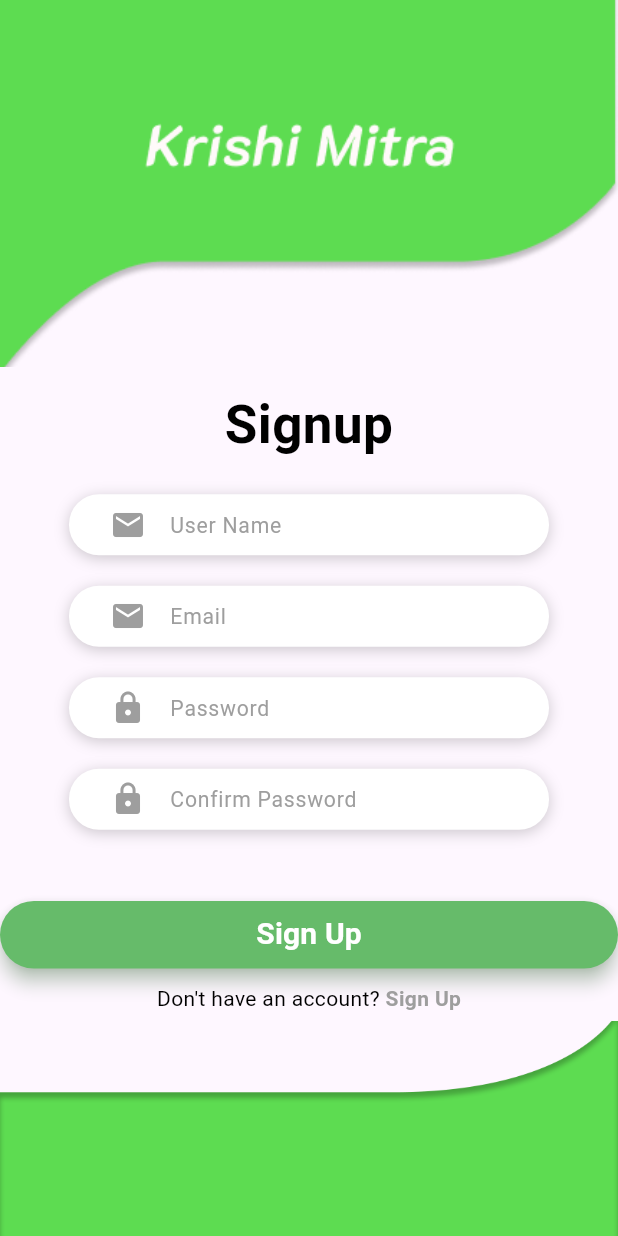
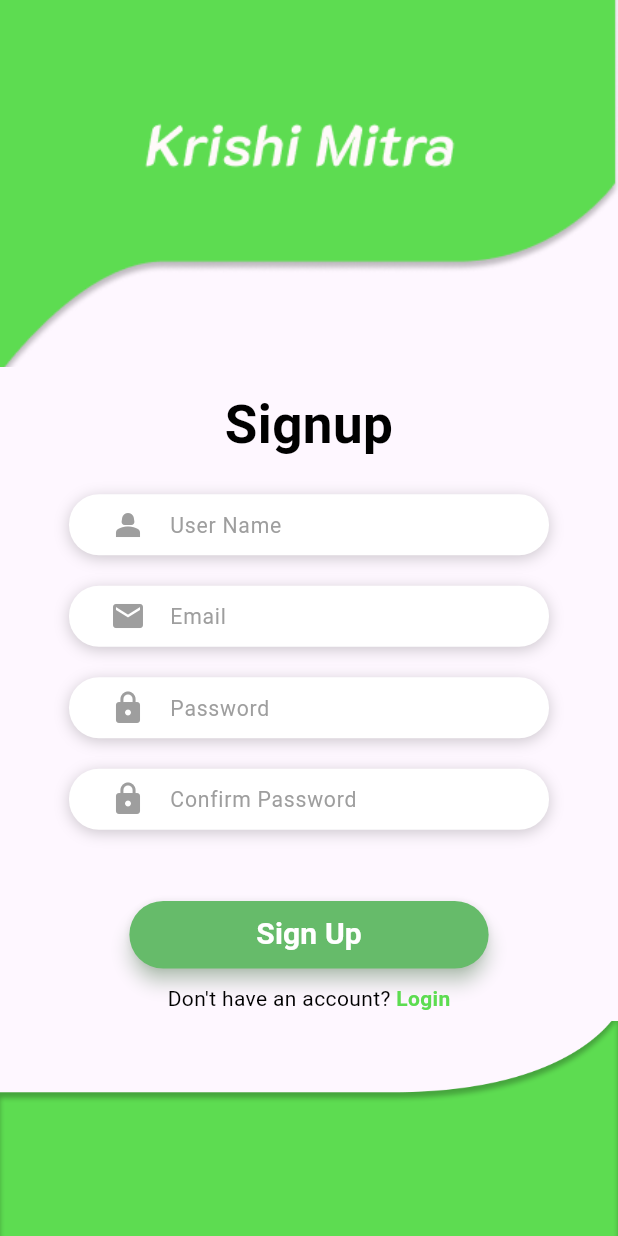
Before and after one commit to sujalbahing/Final-Year-Project, a Flutter app: the screen it shows after launch, after a tap on "Sign Up", on a phone screen of 412 x 824 dp. Run offline on Flutter 3.47's test engine with Material 3 defaults, Android fonts, the phone set to English and light mode, and no system bars; our stand-ins replace flutter_screenutil, google_fonts, shared_preferences; network calls fail; Roboto replaces fonts that are missing (K2D-BoldItalic).

Commit message:
Button changed

```diff
--- a/Development/krishi/lib/Screens/auth/login.dart
+++ b/Development/krishi/lib/Screens/auth/login.dart
@@ -82,12 +82,35 @@ class _LoginState extends State<Login> {
               ),
             ),
           ),
-          SizedBox(height: 10.h),
-          ElevatedButton(
-              onPressed: () {
-                login();
-              },
-              child: Text('Login')),
+          SizedBox(height: 15.h),
+          Align(
+            alignment: Alignment.center,
+            child: SizedBox(
+              width: 250.w,
+              child: ElevatedButton(
+                onPressed: () {
+                  login();
+                },
+                style: ElevatedButton.styleFrom(
+                  backgroundColor: Colors.green[400],
+                  minimumSize: Size(20.w, 51.h),
+                  shape: RoundedRectangleBorder(
+                    borderRadius: BorderRadius.circular(30),
+                  ),
+                  shadowColor: Colors.green[200],
+                  elevation: 5,
+                ),
+                child: const Text(
+                  'Login',
+                  style: TextStyle(
+                    fontSize: 20,
+                    color: Colors.white,
+                    fontWeight: FontWeight.bold,
+                  ),
+                ),
+              ),
+            ),
+          ),
           SizedBox(height: 10.h),
           Row(
             mainAxisAlignment: MainAxisAlignment.center,
@@ -108,7 +131,7 @@ class _LoginState extends State<Login> {
                   style: TextStyle(
                     fontSize: 14,
                     fontWeight: FontWeight.bold,
-                    color: Colors.grey, // Change color for emphasis
+                    color: Color(0xFF5DDC51),
                   ),
                 ),
               ),
--- a/Development/krishi/lib/Screens/auth/signup1.dart
+++ b/Development/krishi/lib/Screens/auth/signup1.dart
@@ -72,7 +72,7 @@ class _SignUpState extends State<SignUp> {
                 child: TextField(
                   controller: usernameController,
                   decoration: InputDecoration(
-                    prefixIcon: Icon(Icons.email, color: Colors.grey),
+                    prefixIcon: Icon(Icons.person_2, color: Colors.grey),
                     hintText: 'User Name',
                     hintStyle: TextStyle(color: Colors.grey, fontSize: 16.sp),
                     border: InputBorder.none,
@@ -171,11 +171,17 @@ class _SignUpState extends State<SignUp> {
               ),
             ),
             SizedBox(height: 52.h),
-            ElevatedButton(
-              onPressed: registerUser,
+            Align(
+            alignment: Alignment.center,
+            child: SizedBox(
+              width: 250.w,
+              child: ElevatedButton(
+                onPressed: () {
+                  registerUser();
+                },
                 style: ElevatedButton.styleFrom(
                   backgroundColor: Colors.green[400],
-                minimumSize: Size(200.w, 51.h),
+                  minimumSize: Size(20.w, 51.h),
                   shape: RoundedRectangleBorder(
                     borderRadius: BorderRadius.circular(30),
                   ),
@@ -188,6 +194,8 @@ class _SignUpState extends State<SignUp> {
                     fontSize: 20,
                     color: Colors.white,
                     fontWeight: FontWeight.bold,
+                  ),
+                ),
               ),
             ),
           ),
@@ -207,11 +215,11 @@ class _SignUpState extends State<SignUp> {
                   );
                 }, // Handle the sign-up tap
                 child: const Text(
-                  "Sign Up",
+                  "Login",
                   style: TextStyle(
                     fontSize: 14,
                     fontWeight: FontWeight.bold,
-                    color: Colors.grey, // Change color for emphasis
+                    color: Color(0xFF5DDC51), // Change color for emphasis
                   ),
                 ),
               ),
```
Lines whose indentation alone changed are shown as unchanged.
